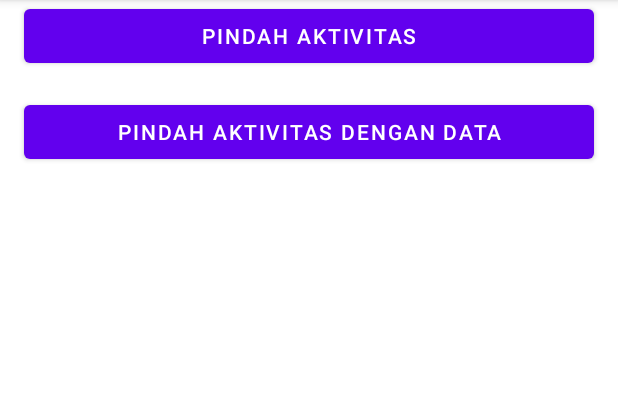
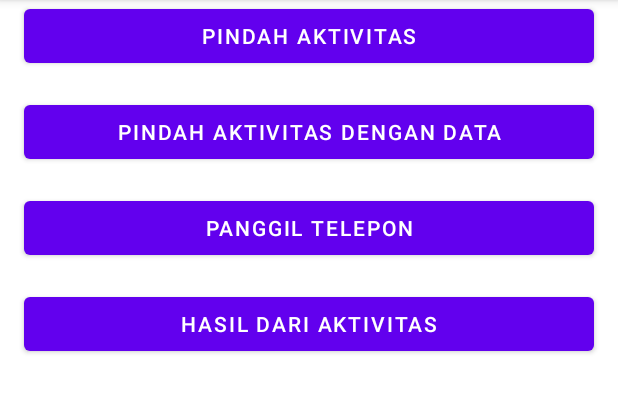
Before and after one commit to abdullaham87/IntentAbdullah, an Android app: the screen it shows after launch (MainActivity), on a phone screen of 412 x 824 dp, the part 84-497 px from its top. Run offline under Robolectric (Android 15) with nearby library versions, the phone set to English and light mode, and no system bars.

Commit message:
asas
asas

```diff
--- a/app/src/main/AndroidManifest.xml
+++ b/app/src/main/AndroidManifest.xml
@@ -9,6 +9,9 @@
         android:roundIcon="@mipmap/ic_launcher_round"
         android:supportsRtl="true"
         android:theme="@style/Theme.IntentAbdullah">
+        <activity
+            android:name=".MoveForResultActivity"
+            android:exported="false" />
         <activity
             android:name=".MoveWithDataActivity"
             android:exported="false" />
--- a/app/src/main/java/com/aam/intentabdullah/MainActivity.kt
+++ b/app/src/main/java/com/aam/intentabdullah/MainActivity.kt
@@ -1,14 +1,19 @@
 package com.aam.intentabdullah
 
 import android.content.Intent
+import android.net.Uri
 import androidx.appcompat.app.AppCompatActivity
 import android.os.Bundle
 import android.view.View
 import android.widget.Button
+import android.widget.TextView
 
 class MainActivity : AppCompatActivity(), View.OnClickListener {
     private lateinit var btnMoveActivity: Button
     private lateinit var btnMoveWithData: Button
+    private lateinit var btnDialNumber: Button
+    private lateinit var btnResultFormActivity: Button
+    private lateinit var tvResult: TextView
 
     override fun onCreate(savedInstanceState: Bundle?) {
         super.onCreate(savedInstanceState)
@@ -20,6 +25,21 @@ class MainActivity : AppCompatActivity(), View.OnClickListener {
         btnMoveWithData = findViewById(R.id.btn_move_with_data)
         btnMoveWithData.setOnClickListener(this)
 
+        btnDialNumber = findViewById(R.id.btn_dial_number)
+        btnDialNumber.setOnClickListener(this)
+
+        btnResultFormActivity = findViewById(R.id.btn_result_from_activity)
+        btnResultFormActivity.setOnClickListener(this)
+
+        tvResult = findViewById(R.id.tv_result)
+        NamaBusReceived()
+
+    }
+
+    private fun NamaBusReceived() {
+        val bundle = intent.extras
+        val NamaBus = bundle?.getString("NamaBus")
+        tvResult.text = NamaBus
     }
 
     override fun onClick(v: View?) {
@@ -37,6 +57,15 @@ class MainActivity : AppCompatActivity(), View.OnClickListener {
                     intent.putExtras(bundle)
                     startActivity(intent)
                 }
+                R.id.btn_dial_number -> run {
+                    var dialNumber = "085815151264"
+                    val intent = Intent(Intent.ACTION_DIAL, Uri.parse("tel:" + dialNumber))
+                    startActivity(intent)
+                }
+                R.id.btn_result_from_activity -> run {
+                    val intent = Intent(this, MoveForResultActivity::class.java)
+                    startActivity(intent)
+                }
             }
         }
 
--- a/app/src/main/res/layout/activity_main.xml
+++ b/app/src/main/res/layout/activity_main.xml
@@ -23,5 +23,30 @@
         android:layout_marginLeft="@dimen/activity_horizontal_margin"
         android:layout_marginRight="16dp"
         android:id="@+id/btn_move_with_data"/>
-
+    <Button
+        android:layout_width="match_parent"
+        android:layout_height="wrap_content"
+        android:text="@string/dial_number"
+        android:layout_marginBottom="@dimen/activity_vertical_margin"
+        android:layout_marginLeft="@dimen/activity_horizontal_margin"
+        android:layout_marginRight="16dp"
+        android:id="@+id/btn_dial_number"/>
+    <Button
+        android:layout_width="match_parent"
+        android:layout_height="wrap_content"
+        android:text="@string/result_from_activity"
+        android:layout_marginBottom="@dimen/activity_vertical_margin"
+        android:layout_marginLeft="@dimen/activity_horizontal_margin"
+        android:layout_marginRight="16dp"
+        android:id="@+id/btn_result_from_activity"/>
+    <TextView
+        android:layout_width="match_parent"
+        android:layout_height="wrap_content"
+        android:text="@string/result_from_activity"
+        android:layout_marginBottom="@dimen/activity_vertical_margin"
+        android:layout_marginLeft="@dimen/activity_horizontal_margin"
+        android:layout_marginRight="16dp"
+        android:textSize="24sp"
+        android:gravity="center"
+        android:id="@+id/tv_result" />
 </LinearLayout>
--- a/app/src/main/res/values/strings.xml
+++ b/app/src/main/res/values/strings.xml
@@ -6,6 +6,12 @@
     <string name="move_with_result">PINDAH AKTIVITAS UNTUK RESULT</string>
     <string name="result_from_activity">HASIL DARI AKTIVITAS</string>
     <string name="choose_color">PILIH WARNA YANG KAMU SUKA</string>
+    <string name="choose_bus_name">PILIH NAMA BUS</string>
+    <string name="sudiro_tungga_jaya">SUDIRO TUNGGA JAYA</string>
+    <string name="tentrem">TENTREM</string>
+    <string name="restu">RESTU</string>
+    <string name="rosalia_indah">ROSALIA INDAH</string>
+    <string name="malang_indah">MALANG INDAH</string>
     <string name="_blue">BIRU</string>
     <string name="_green">HIJAU</string>
     <string name="_purple">UNGU</string>
```
Also changed, not shown: app/src/main/java/com/aam/intentabdullah/MoveForResultActivity.kt (added, +33 -0 lines), app/src/main/res/layout/activity_move_for_result.xml (added, +60 -0 lines).
